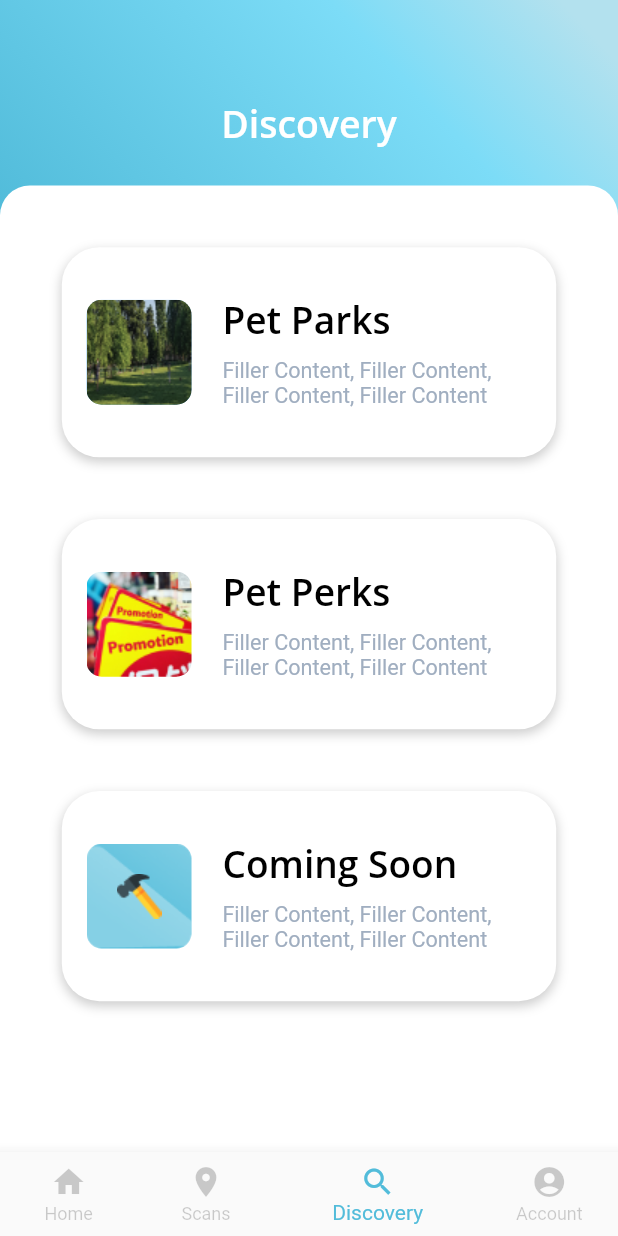
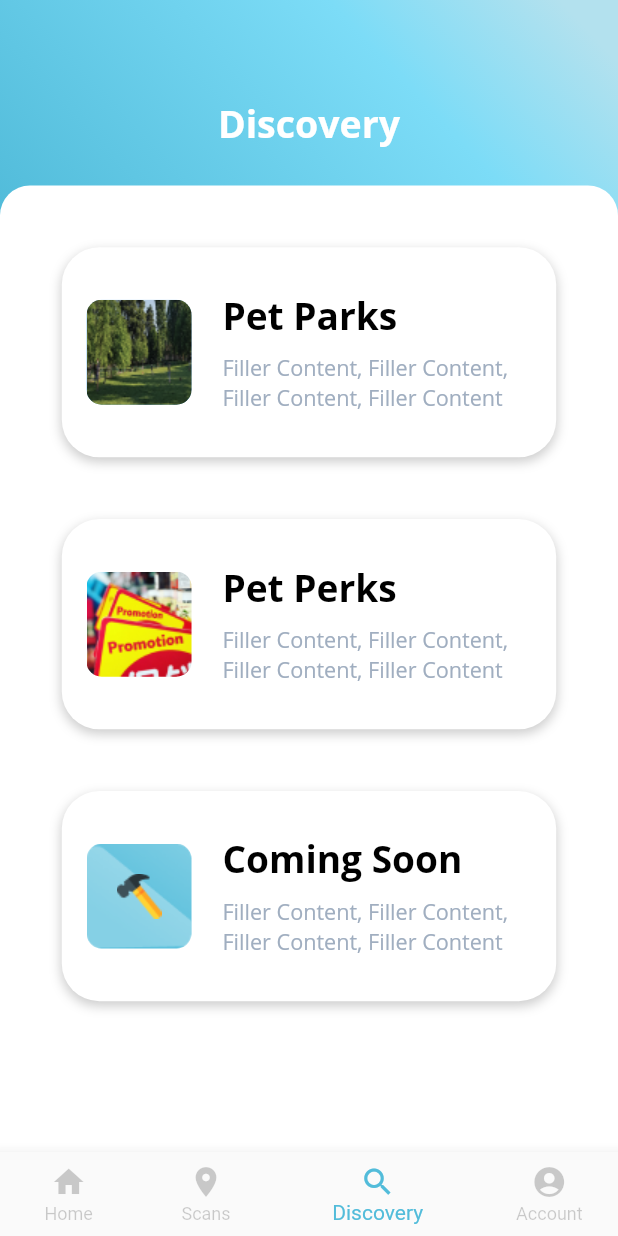
Before and after one commit to petcodeapp/interface-mobile, a Flutter app: the screen it shows once a user with an empty profile is signed in, item 3 of the bottom bar chosen, on a phone screen of 412 x 824 dp. Run offline on Flutter 3.47's test engine with Material 2 defaults, Android fonts, the phone set to English and light mode, and no system bars; our stand-ins replace cached_network_image, carousel_slider, cloud_firestore, dio, dots_indicator, email_validator and 17 more; missing offline and left inert: slimy_card; accounts and stored records are empty; statements that could not run were skipped.

Commit message:
updated font

```diff
--- a/lib/screens/dashboard/dashboard_screen/dashboard_screen.dart
+++ b/lib/screens/dashboard/dashboard_screen/dashboard_screen.dart
@@ -75,7 +75,7 @@
                                     crossAxisAlignment: CrossAxisAlignment.center,
                                     mainAxisAlignment: MainAxisAlignment.end,
                                     children: [
-                                      Text('Dashboard', style: StyleConstants.whiteThinTitleText.copyWith(fontWeight: FontWeight.bold),),
+                                      Text('Dashboard', style: StyleConstants.whiteBoldTitleText),
                                       Spacer(),
                                       Image.asset(
                                         'assets/images/onboarding/pawlogohighres.png',
@@ -84,7 +84,7 @@
                                       ),
                                     ],
                                   ),
-                                  SizedBox(height: height * 0.01,),
+                                  //SizedBox(height: height * 0.01,),
                                 ],
                               ),
                             ),
--- a/lib/screens/dashboard/dashboard_screen/pets_carousel_widget.dart
+++ b/lib/screens/dashboard/dashboard_screen/pets_carousel_widget.dart
@@ -100,14 +100,14 @@
                               children: [
                                 Text(
                                   allPetsProvider.allPets[index].name,
-                                  style: StyleConstants.blackThinTitleTextMedium.copyWith(fontWeight: FontWeight.bold),
+                                  style: StyleConstants.blackThinTitleTextMedium.copyWith(fontWeight: FontWeight.w600, fontSize: 28.0, fontFamily: 'OpenSans'),
                                 ),
                                 SizedBox(
                                   height: 2.0,
                                 ),
                                 Text(
                                   allPetsProvider.allPets[index].breed,
-                                  style: StyleConstants.blackThinTitleTextXS,
+                                  style: StyleConstants.blackThinTitleTextXS.copyWith(fontWeight: FontWeight.w600),
                                 ),
                               ],
                             ),
--- a/lib/screens/dashboard/dashboard_screen/reminder_widget.dart
+++ b/lib/screens/dashboard/dashboard_screen/reminder_widget.dart
@@ -63,7 +63,7 @@
                       ' - ' +
                       DateFormat.jm().format(widget.date),
                   overflow: TextOverflow.ellipsis,
-                  style: StyleConstants.darkGreyThinDescriptionTextSmall
+                  style: StyleConstants.darkGreyThinDescriptionTextSmall.copyWith(fontWeight: FontWeight.w600, color: Colors.grey),
                   //style: TextStyle(fontSize: 15.0, fontWeight: FontWeight.w400, color: StyleConstants.darkPurpleGrey),
                 )
                     : Text(
--- a/lib/utils/style_constants.dart
+++ b/lib/utils/style_constants.dart
@@ -52,66 +52,79 @@
     //end: Alignment(0.01, 0.01),
     end: Alignment.centerLeft,
     stops: [0.05, 0.25, 0.7],
-    colors: [const Color(0xffB3E1EE), const Color(0xff7cdcf7), StyleConstants.blue], // whitish to gray
+    colors: [
+      const Color(0xffB3E1EE),
+      const Color(0xff7cdcf7),
+      StyleConstants.blue
+    ], // whitish to gray
     //tileMode: TileMode.repeated,
   );
 
   //text styles
-  static TextStyle whiteButtonText = GoogleFonts.getFont('Open Sans',
-      textStyle: TextStyle(
+  static TextStyle whiteButtonText = TextStyle(
+    fontFamily: 'OpenSans',
     color: white,
     fontSize: width * 0.06,
-      ));
+  );
 
-  static TextStyle yellowButtonText = GoogleFonts.getFont('Open Sans',
-      textStyle: TextStyle(
+  static TextStyle yellowButtonText = TextStyle(
+    fontFamily: 'OpenSans',
     color: yellow,
     fontSize: width * 0.06,
-      ));
+  );
 
-  static TextStyle whiteTitleText = GoogleFonts.getFont('Open Sans',
-      textStyle: TextStyle(
+  static TextStyle whiteTitleText = TextStyle(
+    fontFamily: 'OpenSans',
     color: Colors.white,
     fontSize: width * 0.07,
-      ));
+  );
 
-  static TextStyle whiteTitleTextLarge = GoogleFonts.getFont('Open Sans',
-      textStyle: TextStyle(
+  static TextStyle whiteBoldTitleText = TextStyle(
+      fontFamily: 'OpenSans',
+      fontSize: 30.0,
+      color: Colors.white,
+      fontWeight: FontWeight.w600);
+
+  static TextStyle whiteTitleTextLarge = TextStyle(
+    fontFamily: 'OpenSans',
     color: Colors.white,
     fontSize: width * 0.1,
-      ));
+  );
 
-  static TextStyle whiteTitleTextSmall = GoogleFonts.getFont('Open Sans',
-      textStyle: TextStyle(
+  static TextStyle whiteTitleTextSmall = TextStyle(
+    fontFamily: 'OpenSans',
     color: Colors.white,
     fontSize: width * 0.06,
-      ));
+  );
 
-  static TextStyle whiteTitleTextXS = GoogleFonts.getFont('Open Sans',
-      textStyle: TextStyle(
+  static TextStyle whiteTitleTextXS = TextStyle(
+    fontFamily: 'OpenSans',
     color: Colors.white,
     fontSize: width * 0.05,
-      ));
+  );
 
-  static TextStyle whiteTitleTextXL = GoogleFonts.getFont('Open Sans',
-      textStyle: TextStyle(
+  static TextStyle whiteTitleTextXL = TextStyle(
+    fontFamily: 'OpenSans',
     color: Colors.white,
     fontSize: width * 0.12,
-      ));
+  );
 
   static TextStyle whiteDescriptionText = new TextStyle(
+    fontFamily: 'OpenSans',
     color: Colors.white,
     fontSize: width * 0.05,
     fontWeight: FontWeight.w400,
   );
 
   static TextStyle whiteDescriptionTextSmall = new TextStyle(
+    fontFamily: 'OpenSans',
     color: Colors.white,
     fontSize: width * 0.035,
     fontWeight: FontWeight.w400,
   );
 
   static TextStyle whiteDescriptionTextXS = new TextStyle(
+    fontFamily: 'OpenSans',
     color: Colors.white,
     fontSize: width * 0.021,
     fontWeight: FontWeight.w400,
@@ -119,238 +132,215 @@
 
   static TextStyle whiteThinTitleTextLarge = new TextStyle(
     color: Colors.white,
+    fontFamily: 'OpenSans',
     fontSize: width * 0.1,
     fontWeight: FontWeight.w400,
   );
 
   static TextStyle blackTitleText = TextStyle(
+    fontFamily: 'OpenSans',
     color: Colors.black,
     fontSize: width * 0.06,
     fontWeight: FontWeight.w800,
   );
 
-  static TextStyle blackTitleTextLarge = GoogleFonts.getFont('Open Sans',
-      textStyle: TextStyle(
+  static TextStyle blackTitleTextLarge = TextStyle(
+    fontFamily: 'OpenSans',
     color: Colors.black,
     fontSize: width * 0.1,
-      ));
+  );
 
-  static TextStyle blackTitleTextSmall = GoogleFonts.getFont('Open Sans',
-      textStyle: TextStyle(
+  static TextStyle blackTitleTextSmall = TextStyle(
+    fontFamily: 'OpenSans',
     color: Colors.black,
     fontSize: width * 0.06,
-      ));
+  );
 
-  static TextStyle blackTitleTextXS = GoogleFonts.getFont('Open Sans',
-      textStyle: TextStyle(
+  static TextStyle blackTitleTextXS = TextStyle(
+    fontFamily: 'OpenSans',
     color: Colors.black,
     fontSize: width * 0.05,
-      ));
+  );
 
-  static TextStyle blackTitleTextXL = GoogleFonts.getFont('Open Sans',
-      textStyle: TextStyle(
+  static TextStyle blackTitleTextXL = TextStyle(
+    fontFamily: 'OpenSans',
     color: Colors.black,
     fontSize: width * 0.12,
-      ));
+  );
 
-  static TextStyle blackThinTitleText = GoogleFonts.getFont(
-    'Open Sans',
-    textStyle: TextStyle(
+  static TextStyle blackThinTitleText = TextStyle(
+    fontFamily: 'OpenSans',
     color: Colors.black,
     fontSize: width * 0.07,
     fontWeight: FontWeight.w600,
-    ));
+  );
 
-  static TextStyle blackThinTitleTextMedium = GoogleFonts.getFont(
-      'Open Sans',
-      textStyle: TextStyle(
+  static TextStyle blackThinTitleTextMedium = TextStyle(
         color: Colors.black,
         fontSize: width * 0.06,
         fontWeight: FontWeight.w600,
-      ));
+    fontFamily: 'OpenSans',
+  );
 
-
-  static TextStyle blackThinTitleTextXS = GoogleFonts.getFont(
-      'Open Sans',
-      textStyle: TextStyle(
+  static TextStyle blackThinTitleTextXS = TextStyle(
         color: Colors.black,
+    fontFamily: 'OpenSans',
         fontSize: width * 0.04,
         fontWeight: FontWeight.w400,
-      ));
-  static TextStyle darkBlackDescriptionText = GoogleFonts.getFont(
-      'Open Sans',
-      textStyle: TextStyle(
+      );
+
+  static TextStyle darkBlackDescriptionText =  TextStyle(
           fontSize: width * 0.041,
           fontWeight: FontWeight.w500,
-          color: Colors.black.withOpacity(0.8)
-      ));
+          color: Colors.black.withOpacity(0.8),
+    fontFamily: 'OpenSans',
+  );
 
-  static TextStyle tinyGreyDescriptionText = GoogleFonts.getFont(
-      'Open Sans',
-      textStyle: TextStyle(
+  static TextStyle tinyGreyDescriptionText = TextStyle(
         fontSize: width * 0.035,
         fontWeight: FontWeight.w400,
         color: darkPurpleGrey,
-      ));
+    fontFamily: 'OpenSans',
+      );
 
-  static TextStyle lightBlackThinTitleText = GoogleFonts.getFont(
-      'Open Sans',
-      textStyle: TextStyle(
+  static TextStyle lightBlackThinTitleText = TextStyle(
         color: lightBlack,
         fontSize: width * 0.07,
         fontWeight: FontWeight.w600,
-      ));
+    fontFamily: 'OpenSans',
+      );
 
-
-  static TextStyle blackThinTitleTextLarge = GoogleFonts.getFont(
-      'Open Sans',
-      textStyle: TextStyle(
+  static TextStyle blackThinTitleTextLarge = TextStyle(
         color: Colors.black87.withOpacity(0.8),
         fontSize: width * 0.1,
         fontWeight: FontWeight.w400,
-      ));
+    fontFamily: 'OpenSans',
+      );
 
-
-  static TextStyle blackThinTitleTextSmall = GoogleFonts.getFont(
-      'Open Sans',
-      textStyle: TextStyle(
+  static TextStyle blackThinTitleTextSmall =  TextStyle(
         color: Colors.black,
         fontSize: width * 0.052,
         fontWeight: FontWeight.w400,
-      ));
+    fontFamily: 'OpenSans',
+      );
 
-
-
-  static TextStyle lightBlackThinTitleTextSmall = GoogleFonts.getFont(
-      'Open Sans',
-      textStyle: TextStyle(
+  static TextStyle lightBlackThinTitleTextSmall =
+     TextStyle(
             color: lightBlack,
             fontSize: width * 0.052,
             fontWeight: FontWeight.w400,
-      ));
+       fontFamily: 'OpenSans',
+     );
 
-
-  static TextStyle blackDescriptionText = GoogleFonts.getFont(
-      'Open Sans',
-      textStyle: TextStyle(
+  static TextStyle blackDescriptionText =TextStyle(
+    fontFamily: 'OpenSans',
         color: Colors.black,
         fontSize: width * 0.05,
         fontWeight: FontWeight.w400,
-      ));
+      );
 
-
-
-  static TextStyle blackThinDescriptionText = GoogleFonts.getFont(
-      'Open Sans',
-      textStyle: TextStyle(
+  static TextStyle blackThinDescriptionText =TextStyle(
+    fontFamily: 'OpenSans',
         color: Colors.black,
         fontSize: width * 0.05,
         fontWeight: FontWeight.w300,
-      ));
+      );
 
-
-  static TextStyle greyThinTitleText = GoogleFonts.getFont(
-      'Open Sans',
-      textStyle: TextStyle(
+  static TextStyle greyThinTitleText = TextStyle(
+    fontFamily: 'OpenSans',
         color: darkPurpleGrey,
         fontSize: width * 0.07,
         fontWeight: FontWeight.w400,
-      ));
+      );
 
-
-
-  static TextStyle greyThinDescriptionText = GoogleFonts.getFont(
-      'Open Sans',
-      textStyle: TextStyle(
+  static TextStyle greyThinDescriptionText =  TextStyle(
+    fontFamily: 'OpenSans',
         color: lightGrey,
         fontSize: width * 0.05,
         fontWeight: FontWeight.w400,
-      ));
+      );
 
-
-
-  static TextStyle blackThinDescriptionTextSmall = GoogleFonts.getFont(
-      'Open Sans',
-      textStyle: TextStyle(
+  static TextStyle blackThinDescriptionTextSmall =
+       TextStyle(
             color: Colors.black,
             fontSize: width * 0.035,
             fontWeight: FontWeight.w300,
-      ));
+         fontFamily: 'OpenSans',
+          );
 
-
-
-  static TextStyle darkGreyThinDescriptionTextSmall = GoogleFonts.getFont(
-      'Open Sans',
-      textStyle: TextStyle(
+  static TextStyle darkGreyThinDescriptionTextSmall =
+       TextStyle(
             color: lightBlack,
             fontSize: width * 0.035,
             fontWeight: FontWeight.w400,
-      ));
+         fontFamily: 'OpenSans',
+          );
 
-
-  static TextStyle whiteThinTitleText = GoogleFonts.getFont(
-      'Open Sans',
-      textStyle: TextStyle(
+  static TextStyle whiteThinTitleText = TextStyle(
         color: Colors.white,
         fontSize: width * 0.07,
         fontWeight: FontWeight.w600,
-      ));
+    fontFamily: 'OpenSans',
+      );
 
-
-
-  static TextStyle whiteThinTitleTextSmall = GoogleFonts.getFont(
-      'Open Sans',
-      textStyle: TextStyle(
+  static TextStyle whiteThinTitleTextSmall =  TextStyle(
         color: Colors.white,
         fontSize: width * 0.052,
         fontWeight: FontWeight.w400,
-      ));
-
-
+    fontFamily: 'OpenSans',
+      );
 
   static TextStyle greyedOutText =
       new TextStyle(fontWeight: FontWeight.w400, color: Colors.grey);
 
   static TextStyle greyThinTitleTextSmall = new TextStyle(
+    fontFamily: 'OpenSans',
     color: darkPurpleGrey,
     fontSize: width * 0.05,
     fontWeight: FontWeight.w500,
   );
 
   static TextStyle greyThinDescriptionTextSmall = new TextStyle(
+    fontFamily: 'OpenSans',
     color: darkPurpleGrey,
     fontSize: width * 0.035,
     fontWeight: FontWeight.w400,
   );
 
   static TextStyle lightBlackDescriptionTextSmall = new TextStyle(
+    fontFamily: 'OpenSans',
     color: lightBlack,
     fontSize: width * 0.035,
     fontWeight: FontWeight.w400,
   );
 
   static TextStyle greySubText = new TextStyle(
+      fontFamily: 'OpenSans',
       color: lightGrey, fontSize: width * 0.03, fontWeight: FontWeight.w300);
 
   static TextStyle blueTitleText = new TextStyle(
+    fontFamily: 'OpenSans',
     color: blue,
     fontSize: width * 0.05,
     fontWeight: FontWeight.w600,
   );
 
   static TextStyle blueTitleTextLarge = new TextStyle(
+    fontFamily: 'OpenSans',
     color: blue,
     fontSize: width * 0.06,
     fontWeight: FontWeight.w700,
   );
 
   static TextStyle blueDescriptionText = new TextStyle(
+    fontFamily: 'OpenSans',
     color: blue,
     fontSize: width * 0.04,
     fontWeight: FontWeight.w600,
   );
 
   static TextStyle yellowDescriptionText = new TextStyle(
+    fontFamily: 'OpenSans',
     color: yellow,
     fontSize: width * 0.04,
     fontWeight: FontWeight.w600,
--- a/pubspec.yaml
+++ b/pubspec.yaml
@@ -74,3 +74,8 @@
    - family: HeroIcons2
      fonts:
        - asset: assets/icons/HeroIcons2.ttf
+   - family: OpenSans
+     fonts:
+       - asset: assets/fonts/open_sans/OpenSans-Regular.ttf
+       - asset: assets/fonts/open_sans/OpenSans-Bold.ttf
+         weight: 600
```
Also changed, not shown: assets/fonts/open_sans/OpenSans-Bold.ttf (added), assets/fonts/open_sans/OpenSans-BoldItalic.ttf (added), assets/fonts/open_sans/OpenSans-ExtraBold.ttf (added), assets/fonts/open_sans/OpenSans-ExtraBoldItalic.ttf (added), assets/fonts/open_sans/OpenSans-Italic.ttf (added), assets/fonts/open_sans/OpenSans-Light.ttf (added), assets/fonts/open_sans/OpenSans-LightItalic.ttf (added), assets/fonts/open_sans/OpenSans-Regular.ttf (added), assets/fonts/open_sans/OpenSans-SemiBold.ttf (added), assets/fonts/open_sans/OpenSans-SemiBoldItalic.ttf (added), pubspec.lock, 1 other file. Lines whose indentation alone changed are shown as unchanged.
